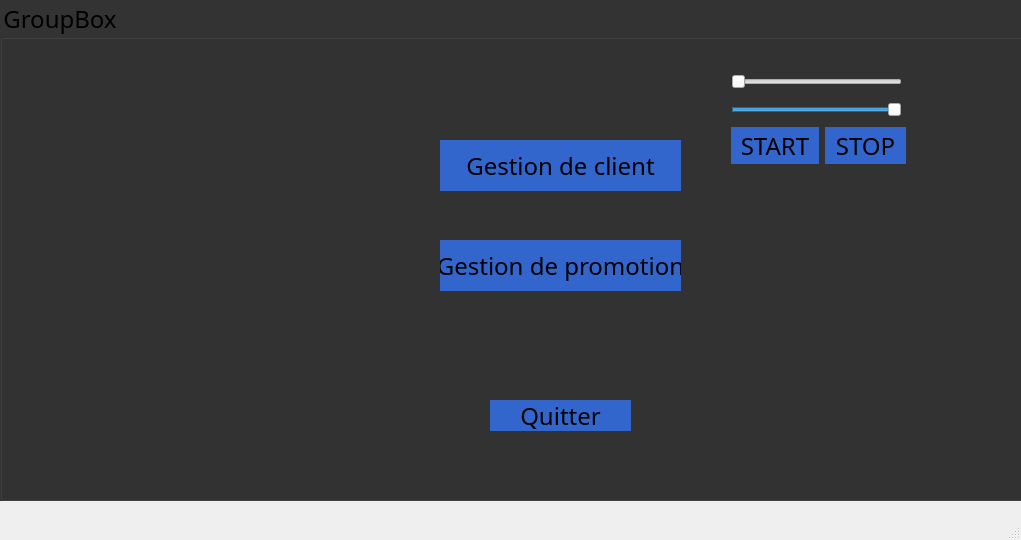
Before: the Qt Designer form mainwindow.ui in mehdiazzaz/Dhouse, drawn with Qt 5.
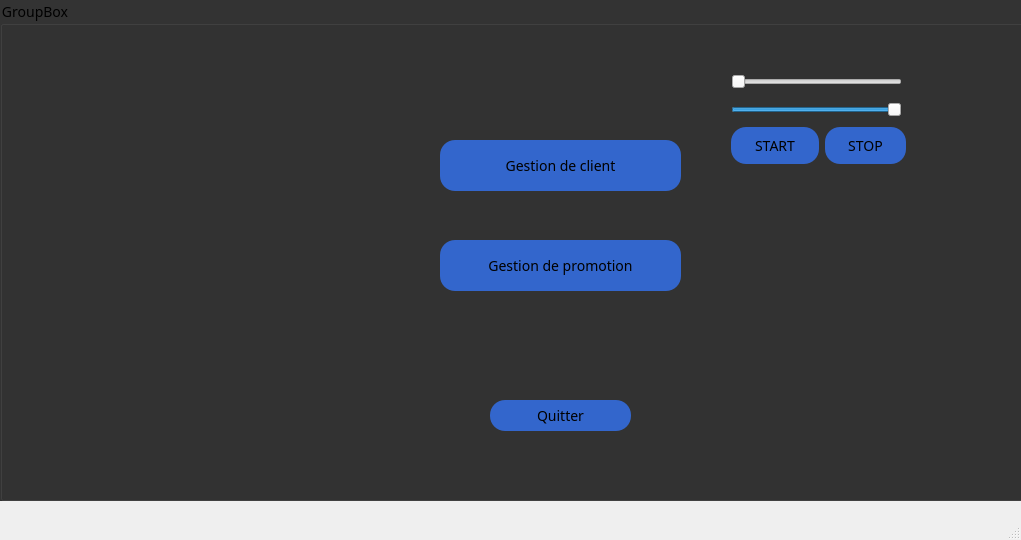
After: the same form once the commit is applied. Icons and pictures are not drawn.

```diff
--- a/mainwindow.ui
+++ b/mainwindow.ui
@@ -31,7 +31,7 @@
      <string notr="true">
 *{
 font-family:century gothic;
-font-size:24px;
+font-size:14px;
 
 }
 QGroupBox
@@ -42,7 +42,7 @@
 #pushButton
 {
 background:#3366cc;
-border-radius:60px;
+border-radius:15px;
 }
 #pushButton:hover
 {
@@ -53,7 +53,7 @@
 #pushButton_2
 {
 background:#3366cc;
-border-radius:60px;
+border-radius:15px;
 }
 #pushButton_2:hover
 {
@@ -64,7 +64,7 @@
 #pushButton_exit
 {
 background:#3366cc;
-border-radius:60px;
+border-radius:15px;
 }
 #pushButton_exit:hover
 {
@@ -75,7 +75,7 @@
 #pushButton_4
 {
 background:#3366cc;
-border-radius:60px;
+border-radius:15px;
 }
 #pushButton_4:hover
 {
@@ -86,7 +86,7 @@
 #pushButton_5
 {
 background:#3366cc;
-border-radius:60px;
+border-radius:15px;
 }
 #pushButton_5:hover
 {
```
Left out of the diff: 10 changed lines with no effect on the pictures.
